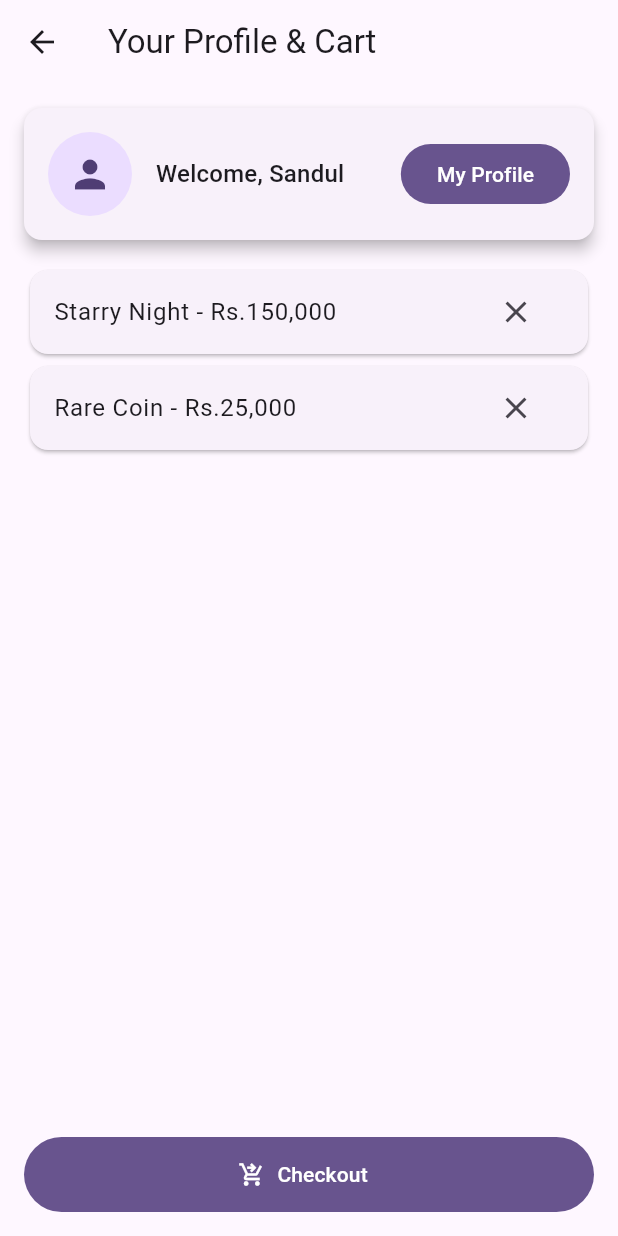
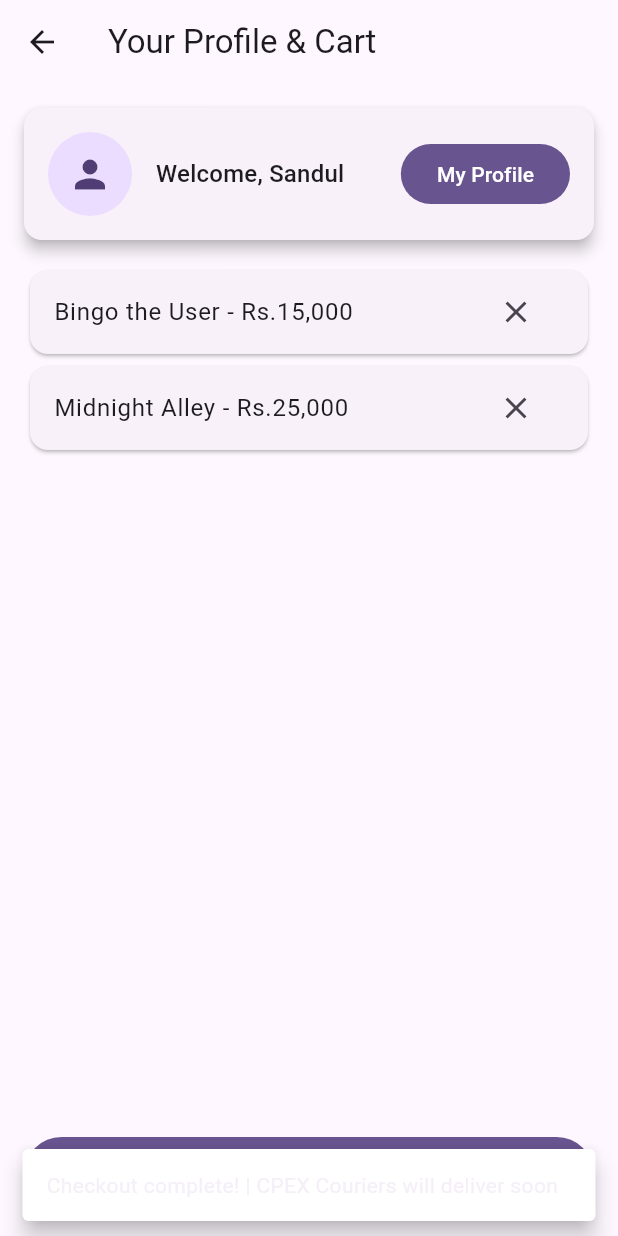
Before and after one commit to skywalker20006/ARTIBLES, a Flutter app: the CartPage screen opened directly, after a tap on "Checkout", on a phone screen of 412 x 824 dp. Run offline on Flutter 3.47's test engine with Material 3 defaults, Android fonts, the phone set to English and light mode, and no system bars.

```diff
--- a/lib/HomePage.dart
+++ b/lib/HomePage.dart
@@ -1,5 +1,5 @@
 import 'package:flutter/material.dart';
-import 'ArtsPage.dart';
+import 'arts_page.dart';
 
 class ArtPiece {
   final String title;
--- a/lib/ArtsPage.dart
+++ b/lib/arts_page.dart
@@ -55,7 +55,7 @@ class ArtsPage extends StatelessWidget {
               child: Column(
                 crossAxisAlignment: CrossAxisAlignment.start,
                 children: [
-                  // Image for each art piece
+                  // images for the art pieces
                   Image.asset(
                     art.imagePath,
                     height: 180,
@@ -63,7 +63,6 @@ class ArtsPage extends StatelessWidget {
                     fit: BoxFit.cover,
                   ),
 
-                  // Content
                   Padding(
                     padding: const EdgeInsets.all(16.0),
                     child: Column(
@@ -81,7 +80,7 @@ class ArtsPage extends StatelessWidget {
                         SizedBox(height: 16),
                         FilledButton(
                           onPressed: () {
-                            // you can add a buy function here later
+
                           },
                           child: Text('Buy'),
                         ),
--- a/lib/CartPage.dart
+++ b/lib/cart_page.dart
@@ -1,5 +1,5 @@
 import 'package:flutter/material.dart';
-import 'MyProfilePage.dart';
+import 'profilepage.dart';
 
 class CartPage extends StatelessWidget {
   @override
@@ -49,22 +49,22 @@ class CartPage extends StatelessWidget {
               children: [
                 Card(
                   child: ListTile(
-                    title: Text('Starry Night - Rs.150,000'),
+                    title: Text('Bingo the User - Rs.15,000'),
                     trailing: IconButton(
                       icon: Icon(Icons.close),
                       onPressed: () {
-                        // No logic, just for show 💀
+
                       },
                     ),
                   ),
                 ),
                 Card(
                   child: ListTile(
-                    title: Text('Rare Coin - Rs.25,000'),
+                    title: Text('Midnight Alley - Rs.25,000'),
                     trailing: IconButton(
                       icon: Icon(Icons.close),
                       onPressed: () {
-                        // Just aesthetic, mate
+
                       },
                     ),
                   ),
@@ -73,12 +73,20 @@ class CartPage extends StatelessWidget {
             ),
           ),
 
-          // Checkout button
+          // checkout including snackbar
           Padding(
             padding: const EdgeInsets.all(16),
             child: FilledButton.icon(
               onPressed: () {
-                // Checkout logic goes here
+                // Show snackbar
+                ScaffoldMessenger.of(context).showSnackBar(
+                  SnackBar(
+                    content: Text('Checkout complete! | CPEX Couriers will deliver soon'),
+                    backgroundColor: const Color.fromARGB(255, 255, 255, 255),
+                    behavior: SnackBarBehavior.floating,
+                    duration: Duration(seconds: 3),
+                  ),
+                );
               },
               icon: Icon(Icons.shopping_cart_checkout),
               label: Text('Checkout'),
--- a/lib/CollectiblesPage.dart
+++ b/lib/collectibles_page.dart
@@ -1,5 +1,5 @@
 import 'package:flutter/material.dart';
-import 'package:madapp/ItemDetailPage.dart';
+import 'package:madapp/item_detail_page.dart';
 
 class CollectibleItem {
   final String title;
@@ -51,7 +51,7 @@ class CollectiblesPage extends StatelessWidget {
               child: Column(
                 crossAxisAlignment: CrossAxisAlignment.start,
                 children: [
-                  // Image section
+
                   Image.asset(
                     item.imagePath,
                     height: 180,
@@ -59,7 +59,7 @@ class CollectiblesPage extends StatelessWidget {
                     fit: BoxFit.cover,
                   ),
 
-                  // Content section
+
                   Padding(
                     padding: const EdgeInsets.all(16.0),
                     child: Column(
--- a/lib/main.dart
+++ b/lib/main.dart
@@ -1,11 +1,11 @@
 import 'package:flutter/material.dart';
 import 'package:provider/provider.dart';
-import 'theme_provider.dart';
+import 'themeswitch.dart';
 
-import 'package:madapp/ArtsPage.dart';
-import 'package:madapp/CartPage.dart';
-import 'package:madapp/CollectiblesPage.dart';
-import 'package:madapp/HomePage.dart';
+import 'package:madapp/arts_page.dart';
+import 'package:madapp/cart_page.dart';
+import 'package:madapp/collectibles_page.dart';
+import 'package:madapp/homepage.dart';
 
 void main() {
   runApp(
@@ -23,6 +23,7 @@ class MyApp extends StatelessWidget {
 
     return MaterialApp(
       title: 'ARTIBLES',
+      debugShowCheckedModeBanner: false,
       themeMode: themeProvider.themeMode,
       theme: ThemeData(
         brightness: Brightness.light,
@@ -50,7 +51,7 @@ class LoginPage extends StatelessWidget {
           child: Column(
             mainAxisAlignment: MainAxisAlignment.center,
             children: [
-              // 🔥 Sexy logo
+              // logo
               Image.asset(
                 'assets/applogo.png',
                 height: 350,
@@ -156,7 +157,7 @@ class _RegisterPageState extends State<RegisterPage> {
   }
 }
 
-// Bottom Navigation
+// MUI3 Navbar
 class MainApp extends StatefulWidget {
   @override
   State<MainApp> createState() => _MainAppState();
--- a/lib/MyProfilePage.dart
+++ b/lib/profilepage.dart
@@ -1,6 +1,6 @@
 import 'package:flutter/material.dart';
-import 'CartPage.dart';
-import 'SettingsPage.dart';
+import 'cart_page.dart';
+import 'settings.dart';
 import 'main.dart';
 
 class MyProfilePage extends StatelessWidget {
--- a/lib/SettingsPage.dart
+++ b/lib/settings.dart
@@ -1,6 +1,6 @@
 import 'package:flutter/material.dart';
 import 'package:provider/provider.dart';
-import 'theme_provider.dart'; // we’ll create this too
+import 'themeswitch.dart';
 
 class SettingsPage extends StatelessWidget {
   @override
```
Also changed, not shown: lib/item_detail_page.dart (renamed from lib/ItemDetailPage.dart), lib/themeswitch.dart (renamed from lib/theme_provider.dart).
